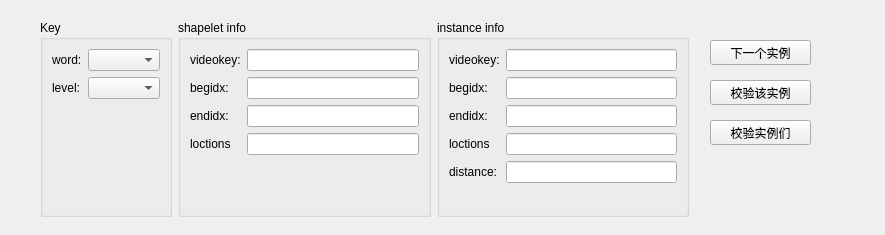
Before: the Qt Designer form gui/DisplayShapeletRecord.ui in hitmaxiang/pytorch-openpose, drawn with Qt 5.
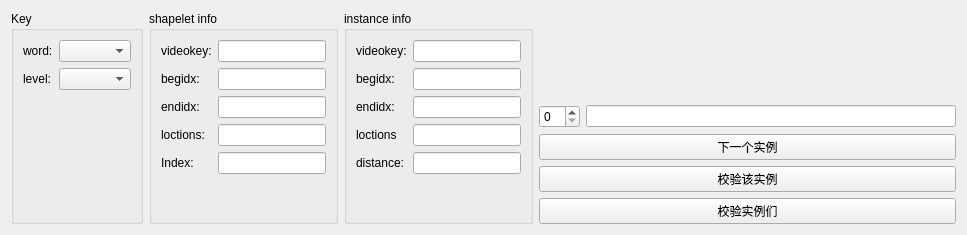
After: the same form once the commit is applied.

Diff of the .ui file:
```diff
--- a/gui/DisplayShapeletRecord.ui
+++ b/gui/DisplayShapeletRecord.ui
@@ -6,61 +6,15 @@
    <rect>
     <x>0</x>
     <y>0</y>
-    <width>885</width>
+    <width>967</width>
     <height>235</height>
    </rect>
   </property>
   <property name="windowTitle">
    <string>Form</string>
   </property>
-  <widget class="QPushButton" name="nextinstance">
-   <property name="geometry">
-    <rect>
-     <x>710</x>
-     <y>40</y>
-     <width>101</width>
-     <height>25</height>
-    </rect>
-   </property>
-   <property name="text">
-    <string>下一个实例</string>
-   </property>
-  </widget>
-  <widget class="QPushButton" name="checkInstance">
-   <property name="geometry">
-    <rect>
-     <x>710</x>
-     <y>80</y>
-     <width>101</width>
-     <height>25</height>
-    </rect>
-   </property>
-   <property name="text">
-    <string>校验该实例</string>
-   </property>
-  </widget>
-  <widget class="QPushButton" name="checkAllInstances">
-   <property name="geometry">
-    <rect>
-     <x>710</x>
-     <y>120</y>
-     <width>101</width>
-     <height>25</height>
-    </rect>
-   </property>
-   <property name="text">
-    <string>校验实例们</string>
-   </property>
-  </widget>
-  <widget class="QWidget" name="">
-   <property name="geometry">
-    <rect>
-     <x>40</x>
-     <y>20</y>
-     <width>649</width>
-     <height>197</height>
-    </rect>
-   </property>
+  <layout class="QHBoxLayout" name="horizontalLayout_6">
+   <item>
    <layout class="QHBoxLayout" name="horizontalLayout_4">
     <item>
      <widget class="QGroupBox" name="groupBox">
@@ -136,13 +90,23 @@
          <item row="3" column="0">
           <widget class="QLabel" name="label_6">
            <property name="text">
-            <string>loctions</string>
+             <string>loctions:</string>
            </property>
           </widget>
          </item>
          <item row="3" column="1">
           <widget class="QLineEdit" name="loctionlineedit"/>
          </item>
+          <item row="4" column="0">
+           <widget class="QLabel" name="label_12">
+            <property name="text">
+             <string>Index:</string>
+            </property>
+           </widget>
+          </item>
+          <item row="4" column="1">
+           <widget class="QLineEdit" name="shapeletindex"/>
+          </item>
         </layout>
        </item>
       </layout>
@@ -212,7 +176,60 @@
      </widget>
     </item>
    </layout>
-  </widget>
+   </item>
+   <item>
+    <layout class="QVBoxLayout" name="verticalLayout_2">
+     <item>
+      <spacer name="verticalSpacer">
+       <property name="orientation">
+        <enum>Qt::Vertical</enum>
+       </property>
+       <property name="sizeHint" stdset="0">
+        <size>
+         <width>20</width>
+         <height>40</height>
+        </size>
+       </property>
+      </spacer>
+     </item>
+     <item>
+      <layout class="QVBoxLayout" name="verticalLayout">
+       <item>
+        <layout class="QHBoxLayout" name="horizontalLayout_5">
+         <item>
+          <widget class="QSpinBox" name="curinstanceindex"/>
+         </item>
+         <item>
+          <widget class="QLineEdit" name="posnumedit"/>
+         </item>
+        </layout>
+       </item>
+       <item>
+        <widget class="QPushButton" name="nextinstance">
+         <property name="text">
+          <string>下一个实例</string>
+         </property>
+        </widget>
+       </item>
+       <item>
+        <widget class="QPushButton" name="checkInstance">
+         <property name="text">
+          <string>校验该实例</string>
+         </property>
+        </widget>
+       </item>
+       <item>
+        <widget class="QPushButton" name="checkAllInstances">
+         <property name="text">
+          <string>校验实例们</string>
+         </property>
+        </widget>
+       </item>
+      </layout>
+     </item>
+    </layout>
+   </item>
+  </layout>
  </widget>
  <resources/>
  <connections/>
```
Lines whose indentation alone changed are shown as unchanged.
